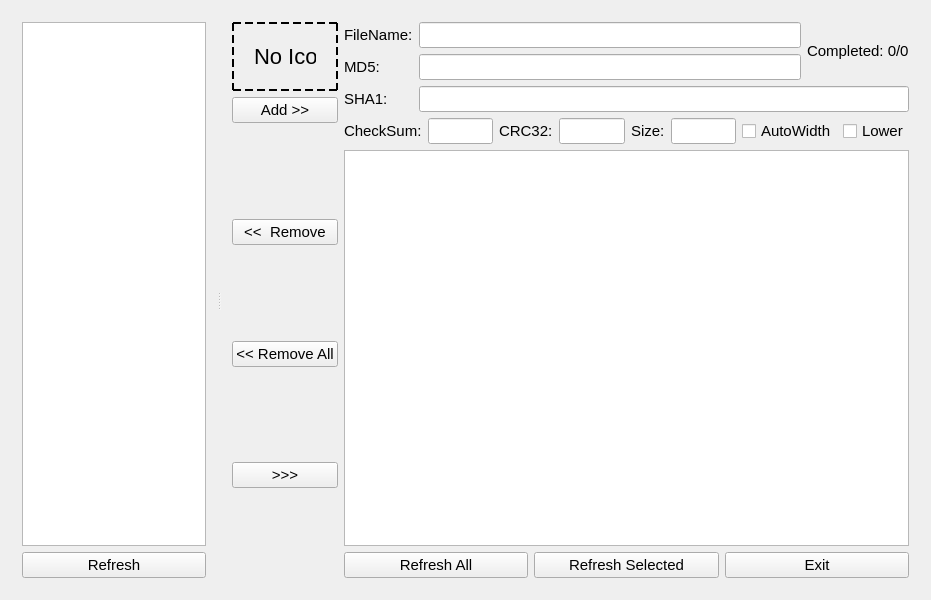
This is CheckSum/checksum.ui in JackSho/CheckSum as Qt 5 draws it before an edit. The edited form follows.
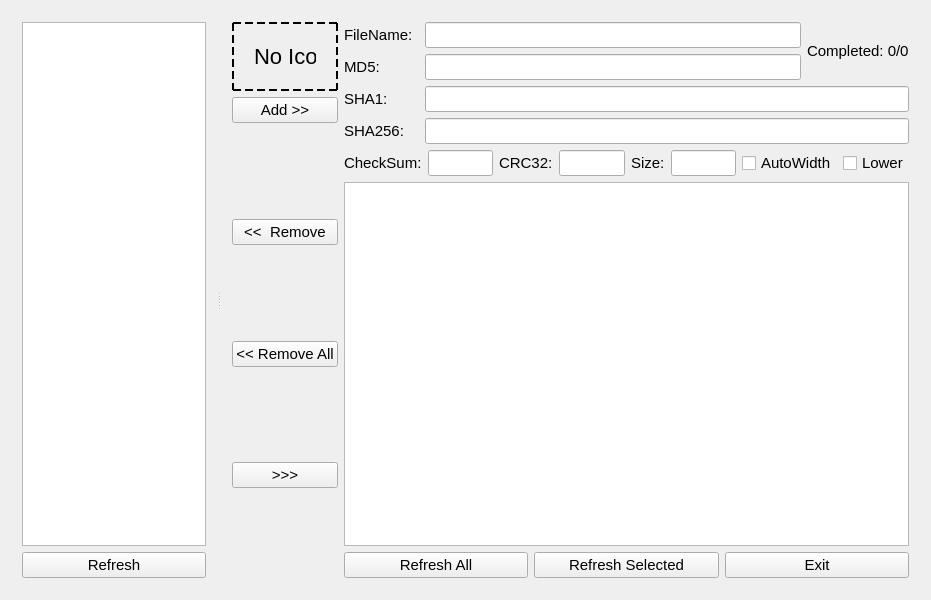
This is the edited form. Custom widgets are drawn as their Qt base class.

Diff of the .ui file:
```diff
--- a/CheckSum/checksum.ui
+++ b/CheckSum/checksum.ui
@@ -102,7 +102,7 @@
         </font>
        </property>
        <layout class="QGridLayout" name="gridLayout_Right">
-        <item row="0" column="2">
+        <item row="0" column="3">
          <widget class="QLineEdit" name="lineEdit_fileName">
           <property name="font">
            <font>
@@ -118,7 +118,7 @@
           </property>
          </widget>
         </item>
-        <item row="0" column="0" rowspan="6">
+        <item row="0" column="0" rowspan="7">
          <layout class="QVBoxLayout" name="verticalLayout">
           <item>
            <widget class="QWidget" name="widget_icon" native="true">
@@ -339,7 +339,7 @@
           </item>
          </layout>
         </item>
-        <item row="0" column="3" rowspan="2">
+        <item row="0" column="4" rowspan="2">
          <widget class="MoveLabel" name="label_Percent">
           <property name="font">
            <font>
@@ -355,7 +355,7 @@
           </property>
          </widget>
         </item>
-        <item row="5" column="1" colspan="3">
+        <item row="6" column="1" colspan="4">
          <layout class="QHBoxLayout" name="horizontalLayout">
           <item>
            <widget class="QPushButton" name="pushButton_refreshAll">
@@ -416,7 +416,7 @@
           </item>
          </layout>
         </item>
-        <item row="1" column="2">
+        <item row="1" column="3">
          <widget class="QLineEdit" name="lineEdit_MD5">
           <property name="font">
            <font>
@@ -432,7 +432,7 @@
           </property>
          </widget>
         </item>
-        <item row="3" column="1" colspan="3">
+        <item row="4" column="1" colspan="4">
          <layout class="QHBoxLayout" name="horizontalLayout_2">
           <item>
            <widget class="MoveLabel" name="label_3">
@@ -590,7 +590,7 @@
           </property>
          </widget>
         </item>
-        <item row="2" column="2" colspan="2">
+        <item row="2" column="3" colspan="2">
          <widget class="QLineEdit" name="lineEdit_SHA1">
           <property name="font">
            <font>
@@ -625,7 +625,7 @@
           </property>
          </widget>
         </item>
-        <item row="4" column="1" colspan="3">
+        <item row="5" column="1" colspan="4">
          <widget class="QTableView" name="tableView_records">
           <property name="font">
            <font>
@@ -669,6 +669,32 @@
           </property>
          </widget>
         </item>
+        <item row="3" column="1">
+         <widget class="QLabel" name="label_7">
+          <property name="font">
+           <font>
+            <family>Arial</family>
+            <pointsize>11</pointsize>
+           </font>
+          </property>
+          <property name="focusPolicy">
+           <enum>Qt::StrongFocus</enum>
+          </property>
+          <property name="text">
+           <string>SHA256:</string>
+          </property>
+         </widget>
+        </item>
+        <item row="3" column="3" colspan="2">
+         <widget class="QLineEdit" name="lineEdit_SHA256">
+          <property name="font">
+           <font>
+            <family>Arial</family>
+            <pointsize>11</pointsize>
+           </font>
+          </property>
+         </widget>
+        </item>
        </layout>
       </widget>
      </widget>
```
